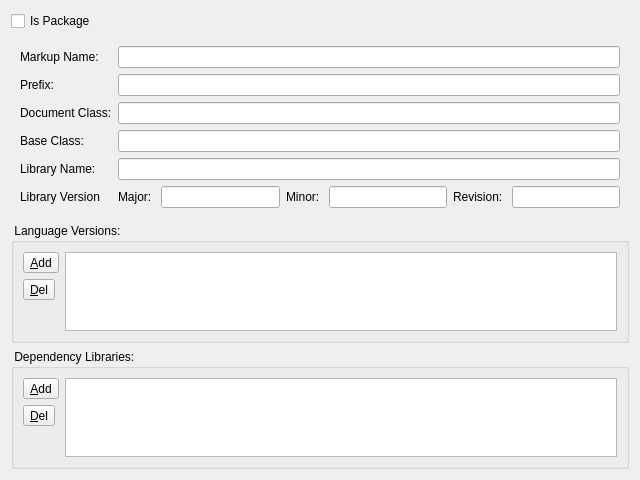
sbmlteam/QtDeviser, file ui/formdeviserlanguage.ui: the form before one commit.
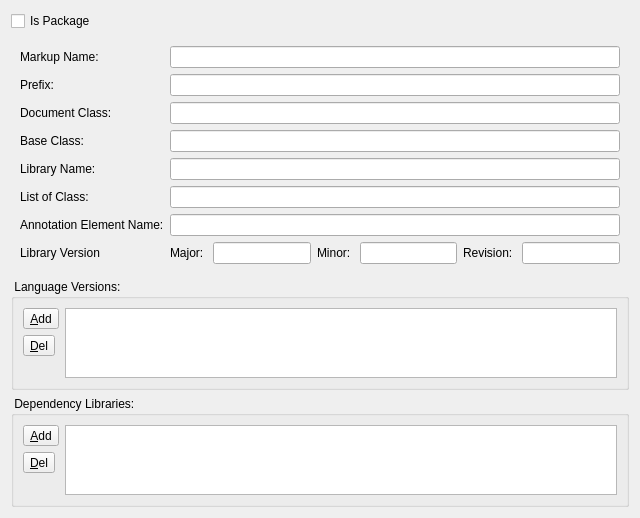
The form after the commit. Icons and pictures are not drawn.

Commit message: - fix writing library version  - added annotationElementName and allowed to edit listOfClass

```diff
--- a/ui/formdeviserlanguage.ui
+++ b/ui/formdeviserlanguage.ui
@@ -7,7 +7,7 @@
     <x>0</x>
     <y>0</y>
     <width>640</width>
-    <height>480</height>
+    <height>485</height>
    </rect>
   </property>
   <property name="windowTitle">
@@ -270,7 +270,41 @@
         </property>
        </widget>
       </item>
+      <item row="5" column="0">
+       <widget class="QLabel" name="label_8">
+        <property name="text">
+         <string>List of Class:</string>
+        </property>
+       </widget>
+      </item>
+      <item row="5" column="1">
+       <widget class="QLineEdit" name="txtListOfName">
+        <property name="toolTip">
+         <string/>
+        </property>
+        <property name="styleSheet">
+         <string notr="true"/>
+        </property>
+       </widget>
+      </item>
+      <item row="6" column="0">
+       <widget class="QLabel" name="label_8">
+        <property name="text">
+         <string>Annotation Element Name:</string>
+        </property>
+       </widget>
+      </item>
       <item row="6" column="1">
+       <widget class="QLineEdit" name="txtAnnotationElementName">
+        <property name="toolTip">
+         <string/>
+        </property>
+        <property name="styleSheet">
+         <string notr="true"/>
+        </property>
+       </widget>
+      </item>
+      <item row="7" column="1">
        <layout class="QHBoxLayout" name="horizontalLayout_4">
         <item>
          <layout class="QHBoxLayout" name="horizontalLayout">
@@ -328,7 +362,7 @@
         </item>
        </layout>
       </item>
-      <item row="6" column="0">
+      <item row="7" column="0">
        <widget class="QLabel" name="label_3">
         <property name="text">
          <string>Library Version</string>
```
Left out of the diff: 34 changed lines with no effect on the pictures. The commit also changes 4 other files.
